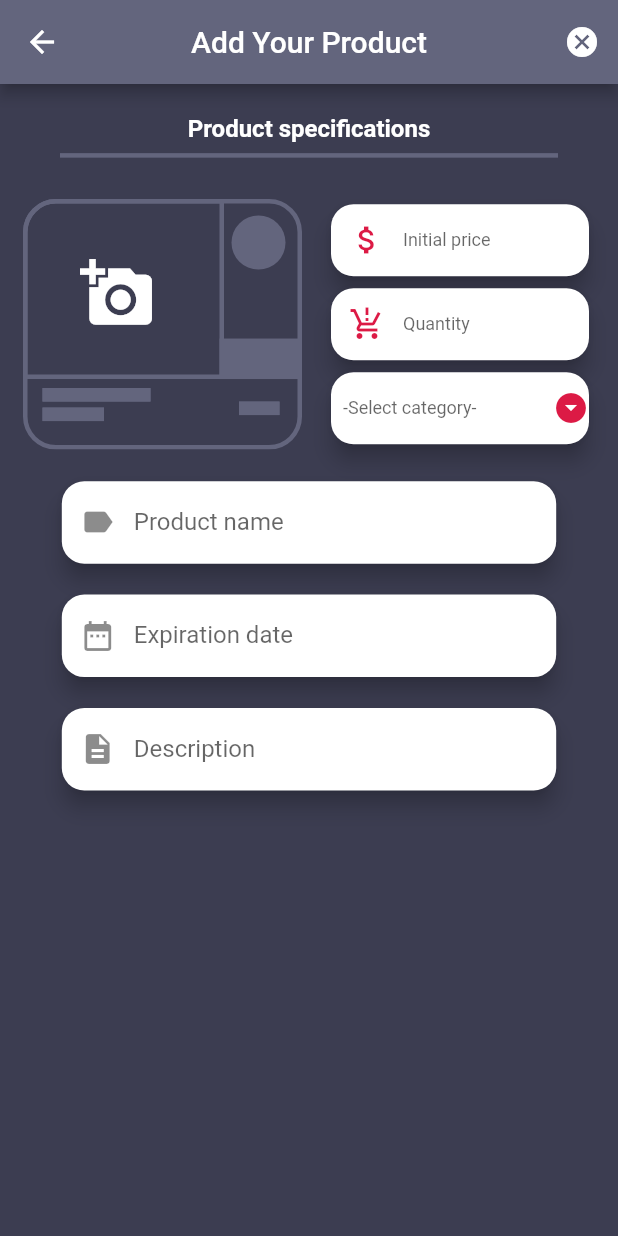
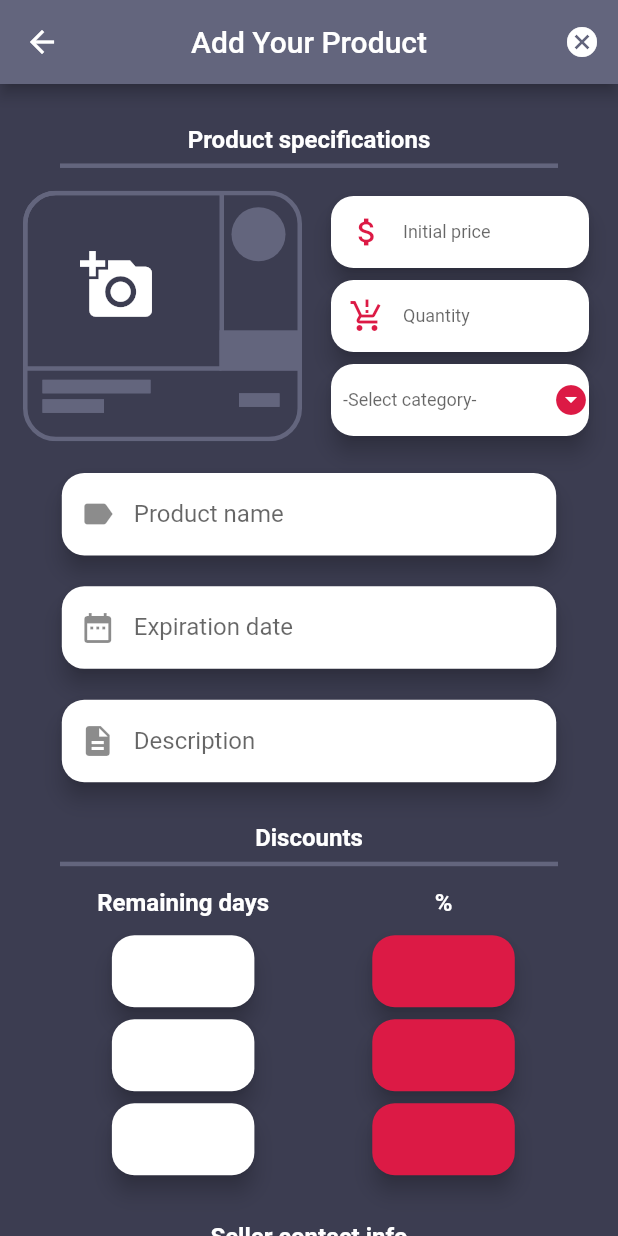
Before and after one commit to nezarab404/PL_project_flutter, a Flutter app: the screen it shows after launch, on a phone screen of 412 x 824 dp. Run offline on Flutter 3.47's test engine with Material 2 defaults, Android fonts, the phone set to English and light mode, and no system bars; our stand-ins replace carousel_slider, dio, dot_navigation_bar, flutter_svg, image_picker, pin_code_fields and 2 more; project files that could hold a hidden picture were left out.

Commit message:
new product edit

```diff
--- a/lib/screens/new_product_screen.dart
+++ b/lib/screens/new_product_screen.dart
@@ -1,6 +1,5 @@
 import 'package:flutter/material.dart';
 import 'package:flutter_svg/flutter_svg.dart';
-import 'package:flutter_svg/parser.dart';
 import 'package:programming_languages_project/shared/commponents/input_form.dart';
 
 import 'package:programming_languages_project/shared/themes/main_theme.dart';
@@ -30,11 +29,12 @@ class _NewProductScreenState extends State<NewProductScreen> {
     var screenWidth = MediaQuery.of(context).size.width;
 
     return Scaffold(
+      //screen appbar
       appBar: AppBar(
         backgroundColor: darkBlue2,
         centerTitle: true,
         title: const Text(
-          "Add Your Product",
+          'Add Your Product',
         ),
         leading: IconButton(
           onPressed: () {},
@@ -47,22 +47,27 @@ class _NewProductScreenState extends State<NewProductScreen> {
           ),
         ],
       ),
+
+      //body
       body: SingleChildScrollView(
         child: Column(
           mainAxisAlignment: MainAxisAlignment.spaceEvenly,
           children: [
             SizedBox(
-              height: screenHeight / 40,
+              height: screenHeight / 30,
             ),
+            //decoration divider
             TextDivider('Product specifications'),
             SizedBox(
-              height: screenHeight / 40,
+              height: screenHeight / 100,
             ),
+            //row containing add image + 3 fields
             Row(
               mainAxisAlignment: MainAxisAlignment.spaceEvenly,
               children: [
                 Stack(
                   children: [
+                    //add image
                     SvgPicture.asset(
                       'assets/images/image_placeholder.svg',
                       color: darkBlue2,
@@ -80,19 +85,21 @@ class _NewProductScreenState extends State<NewProductScreen> {
                     ),
                   ],
                 ),
+                //price, quantity and category fields
                 SizedBox(
                   width: 180,
                   child: Column(
                     mainAxisAlignment: MainAxisAlignment.spaceEvenly,
                     children: [
                       SmallInputField(
-                        'Initial price',
-                        Icons.attach_money_outlined,
+                        label: 'Initial price',
+                        icon: Icons.attach_money_outlined,
                       ),
                       SmallInputField(
-                        "Quantity",
-                        Icons.production_quantity_limits,
+                        label: 'Quantity',
+                        icon: Icons.production_quantity_limits,
                       ),
+                      //category
                       Card(
                         shape: RoundedRectangleBorder(
                           borderRadius: BorderRadius.circular(15),
@@ -144,6 +151,7 @@ class _NewProductScreenState extends State<NewProductScreen> {
             SizedBox(
               height: screenHeight / 40,
             ),
+            //add name
             InputForm(
               screenWidth: screenWidth,
               hintText: 'Product name',
@@ -152,6 +160,7 @@ class _NewProductScreenState extends State<NewProductScreen> {
             SizedBox(
               height: screenHeight / 40,
             ),
+            //add date
             InputForm(
               screenWidth: screenWidth,
               hintText: 'Expiration date',
@@ -160,10 +169,124 @@ class _NewProductScreenState extends State<NewProductScreen> {
             SizedBox(
               height: screenHeight / 40,
             ),
+            //add description
             InputForm(
               screenWidth: screenWidth,
               hintText: 'Description',
               pIcon: Icons.description,
+            ),
+            SizedBox(
+              height: screenHeight / 30,
+            ),
+            TextDivider('Discounts'),
+            SizedBox(
+              height: screenHeight / 100,
+            ),
+
+            //discounts form
+            Row(
+              mainAxisAlignment: MainAxisAlignment.spaceEvenly,
+              children: [
+                Column(
+                  children: [
+                    const Text(
+                      'Remaining days',
+                      style: TextStyle(
+                        color: Colors.white,
+                      ),
+                    ),
+                    SizedBox(
+                      height: screenHeight / 100,
+                    ),
+                    SizedBox(
+                      width: screenWidth / 4,
+                      child: DiscountsInputField(),
+                    ),
+                    SizedBox(
+                      width: screenWidth / 4,
+                      child: DiscountsInputField(),
+                    ),
+                    SizedBox(
+                      width: screenWidth / 4,
+                      child: DiscountsInputField(),
+                    ),
+                  ],
+                ),
+                Column(
+                  children: [
+                    const Text(
+                      '%',
+                      style: TextStyle(
+                        color: Colors.white,
+                      ),
+                    ),
+                    SizedBox(
+                      height: screenHeight / 100,
+                    ),
+                    SizedBox(
+                      width: screenWidth / 4,
+                      child: DiscountsInputField(cardColor: mainRed),
+                    ),
+                    SizedBox(
+                      width: screenWidth / 4,
+                      child: DiscountsInputField(cardColor: mainRed),
+                    ),
+                    SizedBox(
+                      width: screenWidth / 4,
+                      child: DiscountsInputField(cardColor: mainRed),
+                    ),
+                  ],
+                ),
+              ],
+            ),
+
+            //user details
+            SizedBox(
+              height: screenHeight / 30,
+            ),
+            TextDivider('Seller contact info'),
+            SizedBox(
+              height: screenHeight / 100,
+            ),
+
+            //phone num
+            InputForm(
+              screenWidth: screenWidth,
+              hintText: 'Phone number',
+              inputType: TextInputType.phone,
+              pIcon: Icons.phone,
+            ),
+            SizedBox(
+              height: screenHeight / 40,
+            ),
+            //facebook account
+            InputForm(
+              screenWidth: screenWidth,
+              hintText: 'Facebook account (Optional)',
+              inputType: TextInputType.url,
+              pIcon: Icons.facebook,
+            ),
+            SizedBox(
+              height: screenHeight / 30,
+            ),
+
+            //done button
+            SizedBox(
+              height: screenHeight / 10,
+              width: screenHeight / 10,
+              child: FloatingActionButton(
+                onPressed: () {},
+                backgroundColor: mainRed,
+                child: Icon(
+                  Icons.check,
+                  color: mainDarkBlue,
+                  size: 40,
+                ),
+                elevation: 6,
+              ),
+            ),
+            SizedBox(
+              height: screenHeight / 30,
             ),
           ],
         ),
@@ -192,7 +315,10 @@ class _NewProductScreenState extends State<NewProductScreen> {
   }
 }
 
-Widget SmallInputField(String label, IconData icon) {
+Widget SmallInputField({
+  String? label,
+  IconData? icon,
+}) {
   return Card(
     shape: RoundedRectangleBorder(
       borderRadius: BorderRadius.circular(15),
@@ -221,3 +347,29 @@ Widget SmallInputField(String label, IconData icon) {
     ),
   );
 }
+
+Widget DiscountsInputField({Color? cardColor}) {
+  return Card(
+    color: cardColor,
+    shape: RoundedRectangleBorder(
+      borderRadius: BorderRadius.circular(15),
+    ),
+    elevation: 6,
+    child: TextFormField(
+      textAlign: TextAlign.center,
+      maxLength: 2,
+      textInputAction: TextInputAction.next,
+      keyboardType: const TextInputType.numberWithOptions(
+        decimal: true,
+        signed: false,
+      ),
+      decoration: const InputDecoration(
+        counterText: '',
+        border: InputBorder.none,
+        contentPadding: EdgeInsets.symmetric(
+          vertical: 5,
+        ),
+      ),
+    ),
+  );
+}
--- a/lib/screens/register_screen.dart
+++ b/lib/screens/register_screen.dart
@@ -89,6 +89,7 @@ class RegisterScreen extends StatelessWidget {
                 hintText: "Username",
                 pIcon: Icons.person,
                 controller: _name,
+                inputType: TextInputType.name,
               ),
               SizedBox(
                 height: screenHeight / 40,
@@ -98,6 +99,7 @@ class RegisterScreen extends StatelessWidget {
                 hintText: "Email",
                 pIcon: Icons.email,
                 controller: _email,
+                inputType: TextInputType.emailAddress,
               ),
               SizedBox(
                 height: screenHeight / 40,
--- a/lib/shared/commponents/input_form.dart
+++ b/lib/shared/commponents/input_form.dart
@@ -9,7 +9,7 @@ class InputForm extends StatefulWidget {
   final String? hintText;
   final IconData? pIcon;
   final TextEditingController? controller;
-  final Function(String)? function;
+  final TextInputType? inputType;
   bool isPassword;
 
   InputForm({
@@ -17,7 +17,7 @@ class InputForm extends StatefulWidget {
     this.controller, //TODO: REQUIRED
     this.hintText,
     this.pIcon,
-    this.function,
+    this.inputType,
     this.isPassword = false,
   });
 
@@ -27,8 +27,6 @@ class InputForm extends StatefulWidget {
 
 class _InputFormState extends State<InputForm> {
   static const password = "Password",
-      email = "Email",
-      emailOrUsername = "Email or username",
       confPassword = "Confirm password",
       newPassword = "New password",
       confNewPassword = "Confirm new password";
@@ -55,10 +53,7 @@ class _InputFormState extends State<InputForm> {
                 widget.hintText == confPassword ||
                 widget.hintText == newPassword ||
                 widget.hintText == confNewPassword,
-            keyboardType:
-                widget.hintText == email || widget.hintText == emailOrUsername
-                    ? TextInputType.emailAddress
-                    : TextInputType.text,
+            keyboardType: widget.inputType,
             maxLines: null,
             decoration: InputDecoration(
               border: InputBorder.none,
```
